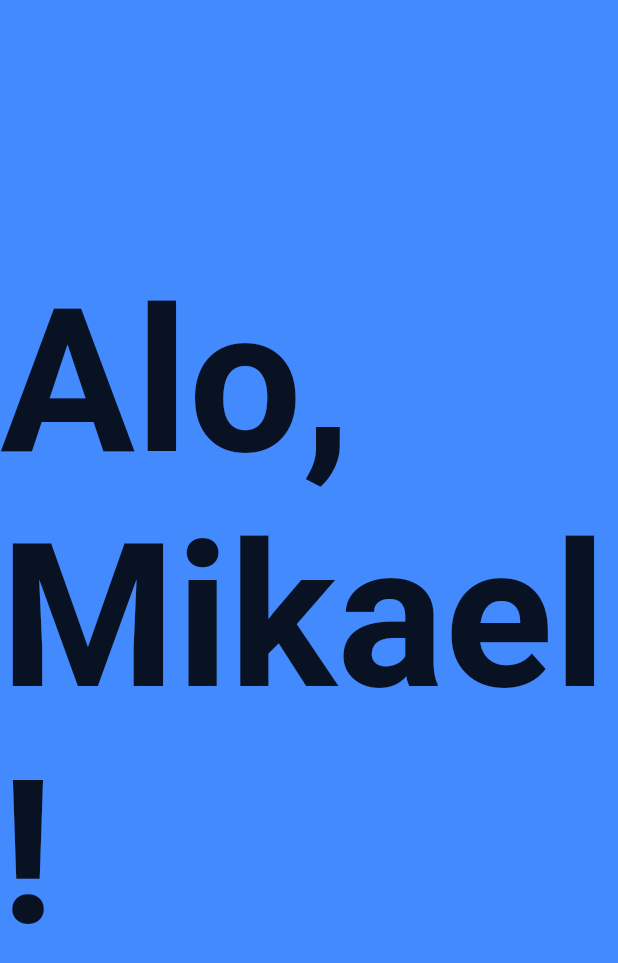
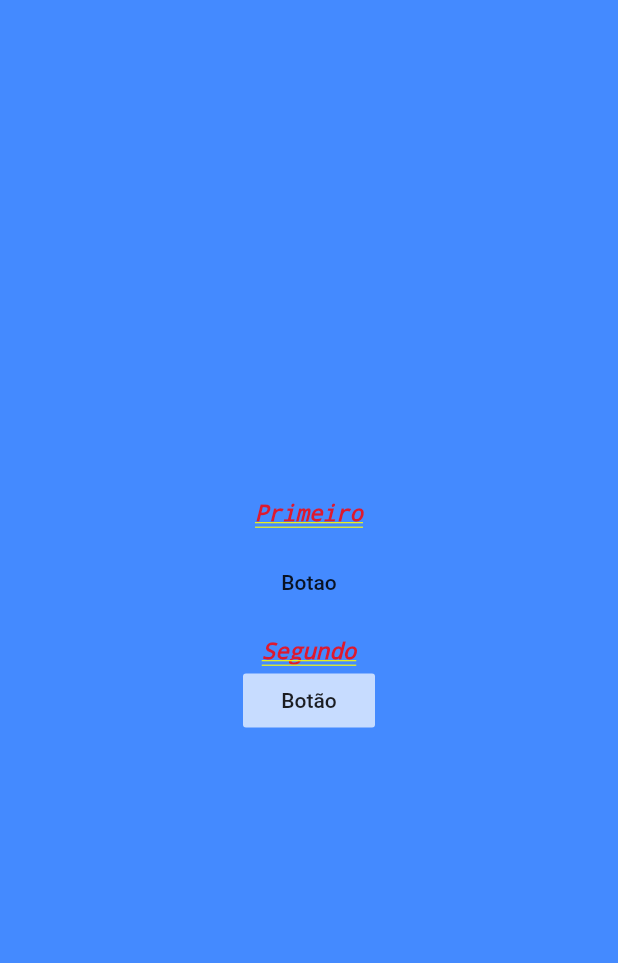
Before and after one commit to mikaelboff/flutter-segundo-app, a Flutter app: the screen it shows after launch, on a phone screen of 412 x 824 dp. Shown: the top 963 px of the screen. Run offline on Flutter 3.47's test engine with Material 2 defaults, Android fonts, the phone set to English and light mode, and no system bars.

Commit message:
Widget Column, Row, Padding e Flexible

```diff
--- /dev/null
+++ b/lib/ui/coluna.dart
@@ -0,0 +1,38 @@
+import 'package:flutter/material.dart';
+
+class Coluna extends StatelessWidget {
+  @override
+  Widget build(BuildContext context) {
+    return Container(
+      color: Colors.blueAccent,
+      child: Column(
+        mainAxisAlignment: MainAxisAlignment.center,
+        children: <Widget>[
+          Text("Primeiro",
+              textDirection: TextDirection.ltr,
+              style:
+                  new TextStyle(fontStyle: FontStyle.italic, fontSize: 15.0)),
+          //Expanded(child: Text("Olá")),
+          // Flexible(child: Text("Outro")),
+          // Flexible(child: Text("Ainda")),
+          Padding(
+            padding: EdgeInsets.all(13.0),
+            child: FlatButton(
+              onPressed: () => {},
+              child: Text("Botao"),
+            ),
+          ),
+          Text("Segundo",
+              textDirection: TextDirection.ltr,
+              style:
+                  new TextStyle(fontStyle: FontStyle.italic, fontSize: 15.0)),
+          new FlatButton(
+            onPressed: () => "Hello",
+            color: Colors.white70,
+            child: Text("Botão"),
+          )
+        ],
+      ),
+    );
+  }
+}
```
Also changed, not shown: lib/main.dart (+5 -9 lines), lib/ui/bemvindo.dart (added, +17 -0 lines).
